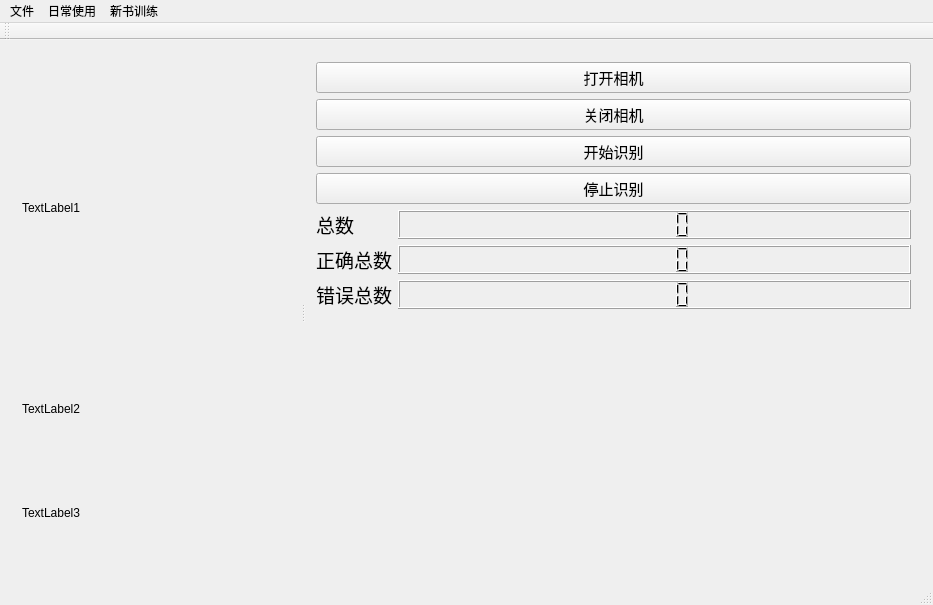
This is mainwindow.ui in GTMHS/QtMainWidget as Qt 5 draws it before an edit. The edited form follows.
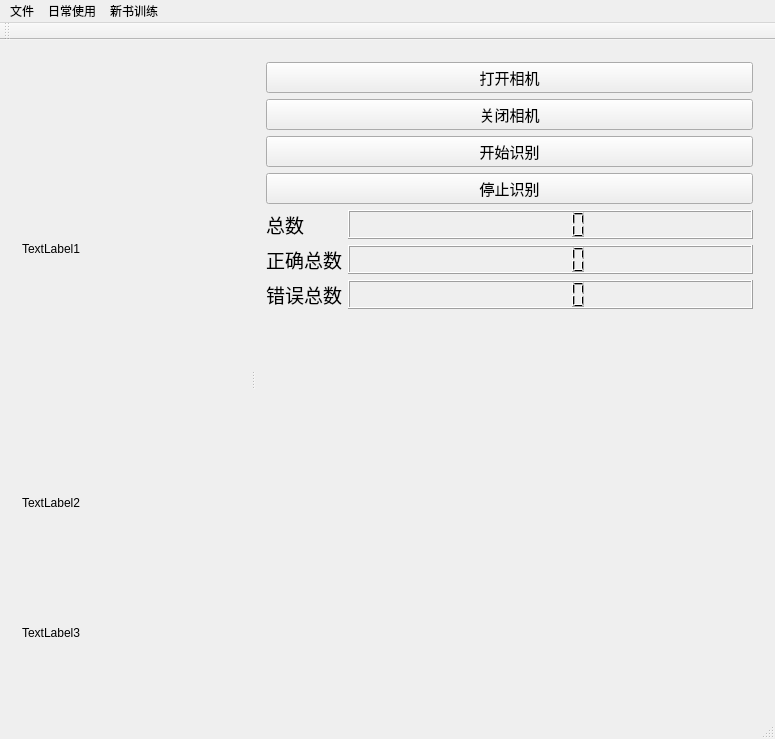
This is the edited form.

```diff
--- a/mainwindow.ui
+++ b/mainwindow.ui
@@ -6,8 +6,8 @@
    <rect>
     <x>0</x>
     <y>0</y>
-    <width>933</width>
-    <height>605</height>
+    <width>775</width>
+    <height>739</height>
    </rect>
   </property>
   <property name="windowTitle">
@@ -30,12 +30,6 @@
        <layout class="QVBoxLayout" name="verticalLayout_2" stretch="3,1,1">
         <item>
          <widget class="QLabel" name="label">
-          <property name="maximumSize">
-           <size>
-            <width>1080</width>
-            <height>720</height>
-           </size>
-          </property>
           <property name="lineWidth">
            <number>1</number>
           </property>
@@ -52,12 +46,6 @@
         </item>
         <item>
          <widget class="QLabel" name="label_2">
-          <property name="maximumSize">
-           <size>
-            <width>1080</width>
-            <height>360</height>
-           </size>
-          </property>
           <property name="text">
            <string>TextLabel2</string>
           </property>
@@ -243,7 +231,7 @@
     <rect>
      <x>0</x>
      <y>0</y>
-     <width>933</width>
+     <width>775</width>
      <height>23</height>
     </rect>
    </property>
@@ -265,6 +253,9 @@
     <addaction name="actionGetParemeter"/>
    </widget>
    <widget class="QMenu" name="menu">
+    <property name="enabled">
+     <bool>true</bool>
+    </property>
     <property name="title">
      <string>新书训练</string>
     </property>
```
Left out of the diff: 32 changed lines with no effect on the pictures.
